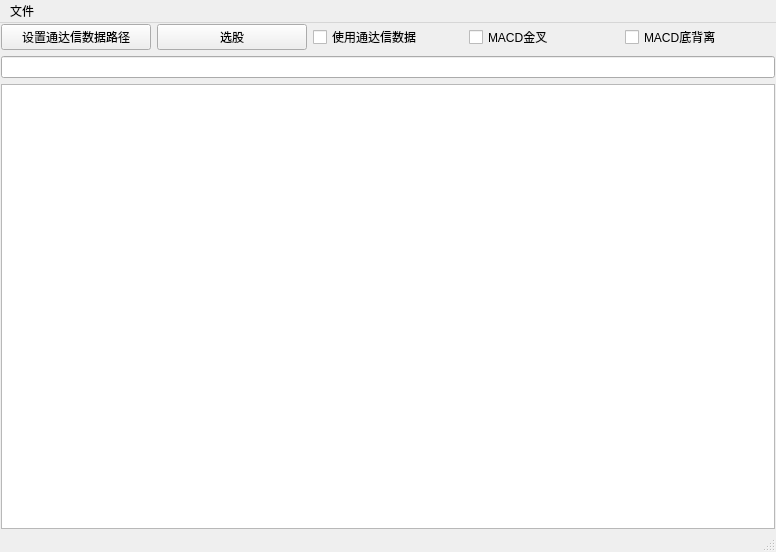
This is resource/main.ui in aslucky/StockHelper as Qt 5 draws it before an edit. The edited form follows.
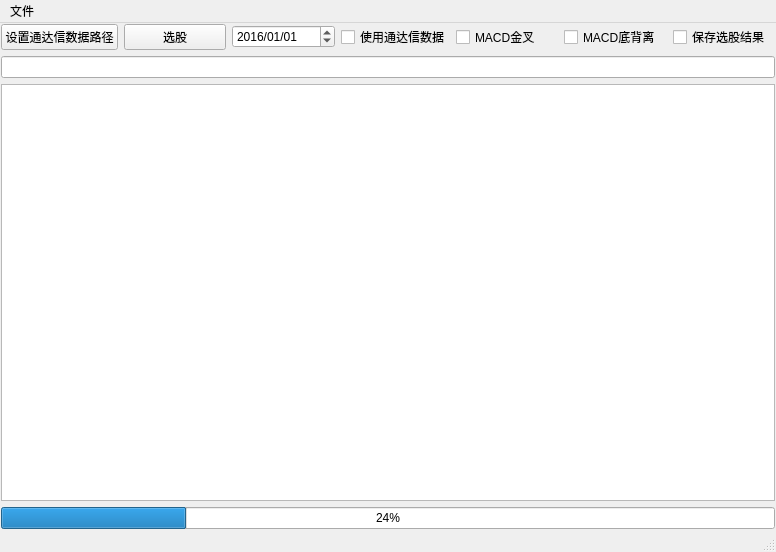
This is the edited form.

Commit message: 添加数据处理类和策略类。 正在处理工作线程和选股进度条。

```diff
--- a/resource/main.ui
+++ b/resource/main.ui
@@ -48,6 +48,23 @@
         </property>
        </widget>
       </item>
+      <item>
+       <widget class="QDateEdit" name="dateEdit_pickup">
+        <property name="dateTime">
+         <datetime>
+          <hour>0</hour>
+          <minute>0</minute>
+          <second>0</second>
+          <year>2016</year>
+          <month>1</month>
+          <day>1</day>
+         </datetime>
+        </property>
+        <property name="displayFormat">
+         <string>yyyy/MM/dd</string>
+        </property>
+       </widget>
+      </item>
       <item>
        <widget class="QCheckBox" name="checkBox_useTDXdata">
         <property name="sizePolicy">
@@ -75,6 +92,13 @@
         </property>
        </widget>
       </item>
+      <item>
+       <widget class="QCheckBox" name="checkBox_savePickup">
+        <property name="text">
+         <string>保存选股结果</string>
+        </property>
+       </widget>
+      </item>
      </layout>
     </item>
     <item>
@@ -89,6 +113,13 @@
       </property>
      </widget>
     </item>
+    <item>
+     <widget class="QProgressBar" name="progressBar">
+      <property name="value">
+       <number>24</number>
+      </property>
+     </widget>
+    </item>
    </layout>
   </widget>
   <widget class="QMenuBar" name="menubar">
```
Left out of the diff: 39 changed lines with no effect on the pictures. The commit also changes 7 other files.
